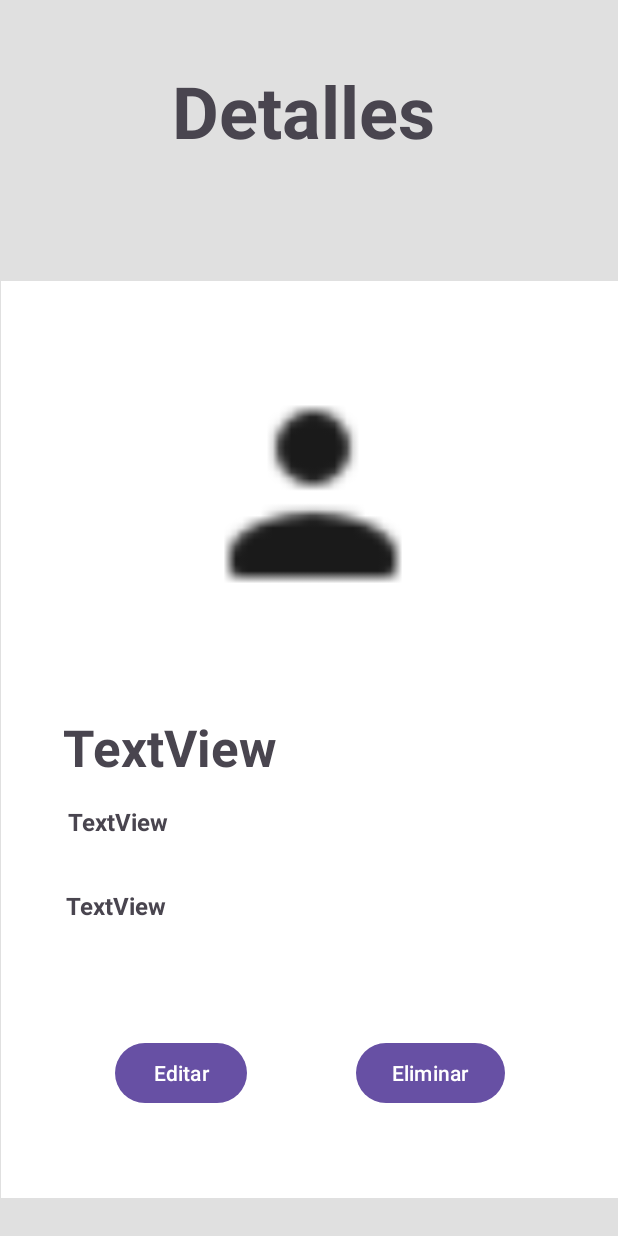
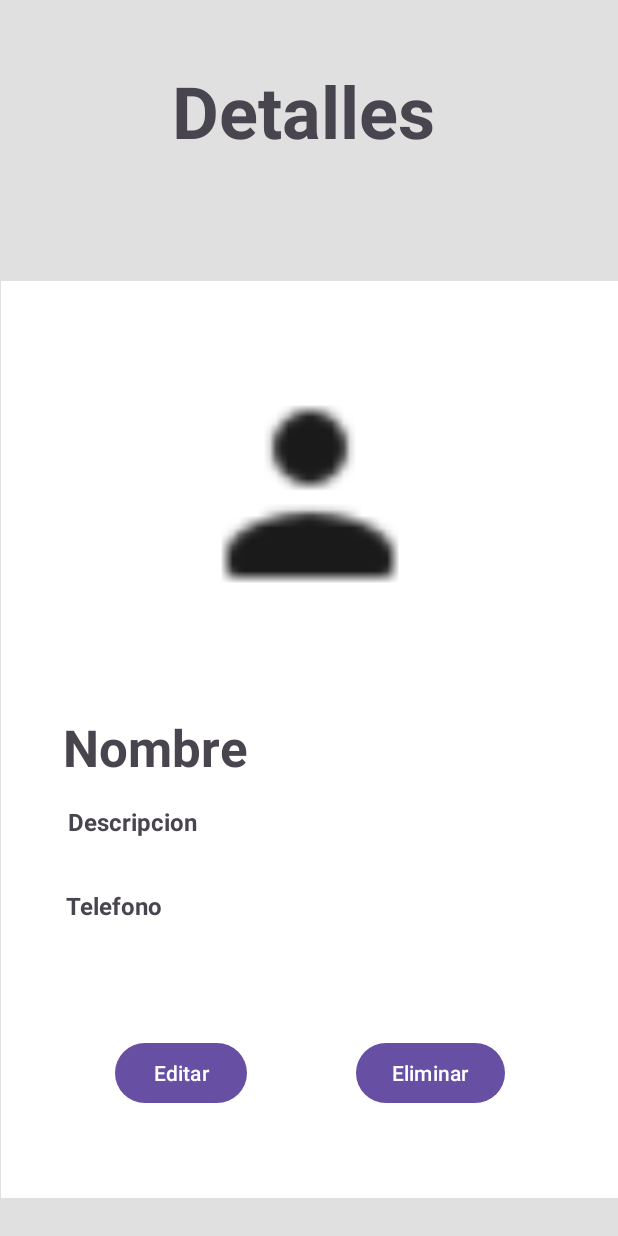
Before and after one commit to baldFamous/search-food-truck, an Android app built with Jetpack Compose: the Details_activity screen opened directly, with no data from a screen before it, on a phone screen of 412 x 824 dp. Run offline under Robolectric (Android 15) with nearby library versions, the phone set to English and light mode, and no system bars; our stand-ins replace Firebase (no records; nobody signed in at launch, a user with empty details on screens opened directly); libraries missing offline, so code that uses them is left out: com.github.clans.fab; 1 statement that could not run was skipped.

Commit message:
agrega editar

```diff
--- a/app/src/main/java/Food/Truck/activities/Details_activity.java
+++ b/app/src/main/java/Food/Truck/activities/Details_activity.java
@@ -29,6 +29,7 @@ public class Details_activity extends AppCompatActivity {
     TextView NombreFT, DetailsFT,TelefonoFT;
     ImageView imagen;
     Button deleteBT;
+    Button editBT;
     String key = "";
     String imageUrl ="";
     @Override
@@ -39,6 +40,7 @@ public class Details_activity extends AppCompatActivity {
         DetailsFT =findViewById(R.id.txtDescripcionFT);
         TelefonoFT =findViewById(R.id.txtTelefono);
         deleteBT = findViewById(R.id.btnEliminar);
+        editBT = findViewById(R.id.btnEditar);
 
         Bundle bundle = getIntent().getExtras();
         ImageView imageView = findViewById(R.id.imageView);
@@ -52,6 +54,7 @@ public class Details_activity extends AppCompatActivity {
             // Si la URL es null, puedes establecer una imagen por defecto.
             imageView.setImageResource(R.drawable.user);
         }
+
         deleteBT.setOnClickListener(new View.OnClickListener() {
             @Override
             public void onClick(View view) {
@@ -75,5 +78,18 @@ public class Details_activity extends AppCompatActivity {
                 }
             }
         });
+
+        editBT.setOnClickListener(new View.OnClickListener() {
+            @Override
+            public void onClick(View view) {
+                Intent intent = new Intent(Details_activity.this, editar_activity.class);
+                intent.putExtra("key", key);
+                intent.putExtra("Nombre", NombreFT.getText().toString());
+                intent.putExtra("Descripcion", DetailsFT.getText().toString());
+                intent.putExtra("Telefono", TelefonoFT.getText().toString());
+                intent.putExtra("Image", imageUrl);
+                startActivity(intent);
+            }
+        });
     }
 }
--- /dev/null
+++ b/app/src/main/java/Food/Truck/activities/editar_activity.java
@@ -0,0 +1,6 @@
+package Food.Truck.activities;
+
+import androidx.appcompat.app.AppCompatActivity;
+
+public class editar_activity extends AppCompatActivity {
+}
--- a/app/src/main/res/layout/details_foodtruck.xml
+++ b/app/src/main/res/layout/details_foodtruck.xml
@@ -30,7 +30,7 @@
             android:layout_marginTop="12dp"
             android:layout_marginEnd="16dp"
             android:layout_marginBottom="31dp"
-            android:text="TextView"
+            android:text="Telefono"
             android:textSize="16sp"
             android:textStyle="bold"
             app:layout_constraintBottom_toBottomOf="parent"
@@ -47,7 +47,7 @@
             android:layout_marginStart="16dp"
             android:layout_marginTop="16dp"
             android:layout_marginEnd="16dp"
-            android:text="TextView"
+            android:text="Descripcion"
             android:textSize="16sp"
             android:textStyle="bold"
             app:layout_constraintEnd_toEndOf="parent"
@@ -62,7 +62,7 @@
             android:layout_marginTop="10dp"
             android:layout_marginEnd="16dp"
             android:layout_marginBottom="16dp"
-            android:text="TextView"
+            android:text="Nombre"
             android:textSize="34sp"
             android:textStyle="bold"
             app:layout_constraintBottom_toTopOf="@+id/txtDescripcionFT"
@@ -81,13 +81,13 @@
             android:src="@drawable/user"
             app:layout_constraintBottom_toTopOf="@+id/txtNombreFT"
             app:layout_constraintEnd_toEndOf="parent"
-            app:layout_constraintHorizontal_bias="0.516"
+            app:layout_constraintHorizontal_bias="0.502"
             app:layout_constraintStart_toStartOf="parent"
             app:layout_constraintTop_toTopOf="parent"
             app:layout_constraintVertical_bias="0.538" />
 
         <Button
-            android:id="@+id/btn_editar"
+            android:id="@+id/btnEditar"
             android:layout_width="wrap_content"
             android:layout_height="wrap_content"
             android:layout_marginStart="60dp"
--- /dev/null
+++ b/app/src/main/res/layout/editar_activity.xml
@@ -0,0 +1,6 @@
+<?xml version="1.0" encoding="utf-8"?>
+<androidx.constraintlayout.widget.ConstraintLayout xmlns:android="http://schemas.android.com/apk/res/android"
+    android:layout_width="match_parent"
+    android:layout_height="match_parent">
+
+</androidx.constraintlayout.widget.ConstraintLayout>
```
